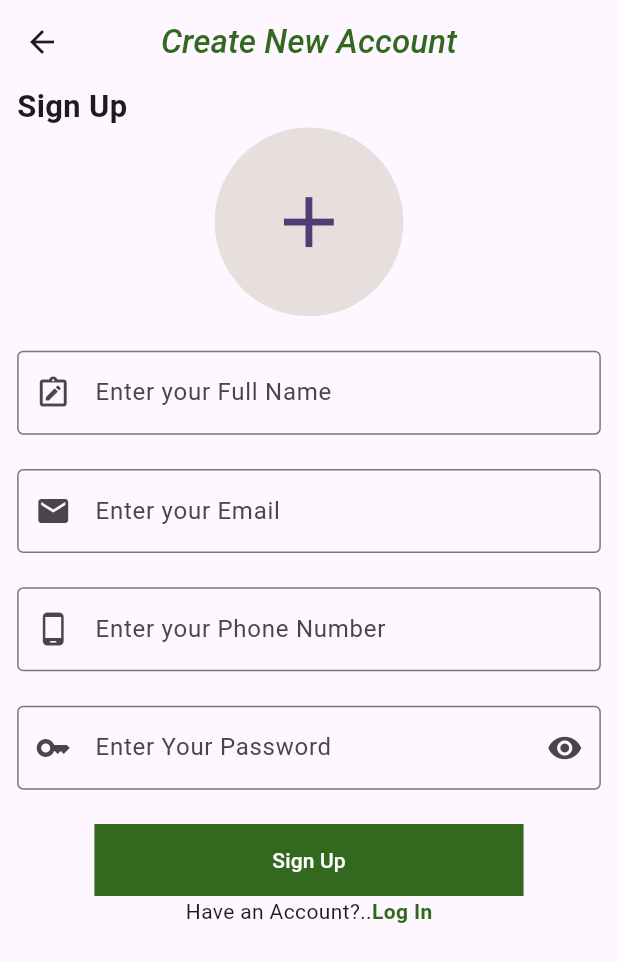
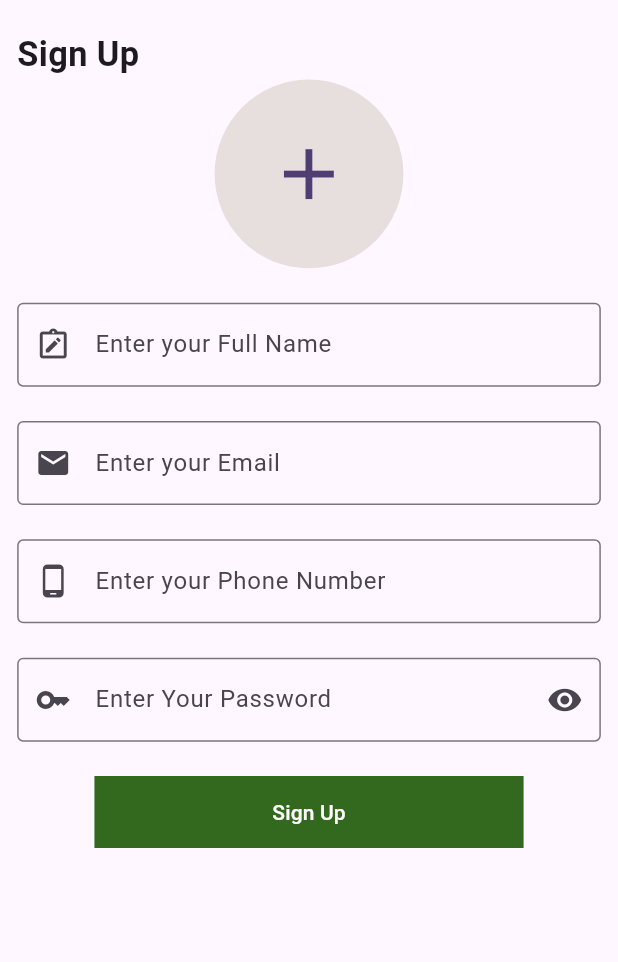
Before and after one commit to KhalidEl-MariAa/Makanak_Client, a Flutter app: the RegisterView widget shown alone on an empty page, opened directly, on a phone screen of 412 x 824 dp. Shown: the top 962 px of the screen. Run offline on Flutter 3.47's test engine with Material 3 defaults, Android fonts, the phone set to English and light mode, and no system bars; our stand-ins replace awesome_dialog, cached_network_image, carousel_slider, flutter_screenutil, image_picker, introduction_screen; missing offline and left inert: flutter_email_sender.

Commit message:
change reg screen and sign screen to views of auth nav bar

```diff
--- a/lib/features/register_screen/presentation/register.dart
+++ b/lib/features/register_screen/presentation/register.dart
@@ -1,33 +1,21 @@
-import 'package:client_pro/core/reusable.dart';
 import 'package:client_pro/features/register_screen/presentation/widgets/reg_as_client.dart';
 import 'package:flutter/material.dart';
 import 'package:flutter_screenutil/flutter_screenutil.dart';
 
-class RegisterView extends StatefulWidget {
+class RegisterView extends StatelessWidget {
   const RegisterView({super.key});
 
   @override
-  State<RegisterView> createState() => _RegisterViewState();
-}
+  Widget build(BuildContext context) {
+    return
 
-class _RegisterViewState extends State<RegisterView> {
-
-bool isSeen=false;
-
-
-  @override
-  Widget build(BuildContext context) {
-    return Scaffold(
-      appBar: AppBar(
-        title: Text('Create New Account',style: Reusable.titleStyle,),
-        centerTitle: true,),
-        body: Padding(
+         Padding(
           padding:  EdgeInsets.symmetric(horizontal: 10.sp),
           child: const SingleChildScrollView(
             child:RegisterAsClient()
 
           ),
-        ),
+        )
 
          //BottomNavigationBar(
         //   onTap: (value) {
@@ -47,6 +35,6 @@ bool isSeen=false;
         //     icon: Icon(Icons.person_2,size: currentindex==0?30.sp:20.sp,),label: 'Sign Up as Client'),
         //   BottomNavigationBarItem(icon: Icon(Icons.business,size: currentindex==1?30.sp:20.sp,),label: 'Sign Up as Company')
         // ]),
-    );
+    ;
   }
 }
--- a/lib/features/register_screen/presentation/widgets/reg_as_client.dart
+++ b/lib/features/register_screen/presentation/widgets/reg_as_client.dart
@@ -1,7 +1,6 @@
 import 'package:client_pro/core/reusable.dart';
 import 'package:client_pro/features/register_screen/presentation/widgets/addImage/add_Image_as_client.dart';
 import 'package:client_pro/features/register_screen/presentation/widgets/custom_text_field.dart';
-import 'package:client_pro/features/sign_in_screen/presentation/sign_in.dart';
 import 'package:flutter/material.dart';
 import 'package:flutter_screenutil/flutter_screenutil.dart';
 
@@ -24,9 +23,10 @@ class _RegisterAsClientState extends State<RegisterAsClient> {
       child: Column(
               mainAxisAlignment: MainAxisAlignment.center,
               children: [
+                const SizedBox(height: 20,),
                 Align(
                   alignment: FractionalOffset.topLeft,
-                  child: Text('Sign Up',style: TextStyle(fontSize: 18.sp,fontWeight: FontWeight.bold),)),
+                  child: Text('Sign Up',style: TextStyle(fontSize: 20.sp,fontWeight: FontWeight.bold),)),
               const AddImageViewAsClient(),
               SizedBox(height: 20.sp,),
               CustomTextField(
@@ -104,17 +104,6 @@ class _RegisterAsClientState extends State<RegisterAsClient> {
                    child: const Text('Sign Up',style: TextStyle(color: Colors.white),))
                 ),
 
-                GestureDetector(
-                  onTap: () {
-                    Navigator.push(context, MaterialPageRoute(builder: (context) =>const SignInVieww(),));
-                  },
-                  child: Text.rich(
-                    TextSpan(text: 'Have an Account?..',
-                    children:[
-                      TextSpan(
-                        text: 'Log In',style: TextStyle(fontWeight:FontWeight.bold,color: Reusable.reuseColor))] )
-                  ),
-                )
 
               ],
             ),
--- a/lib/features/welcomeScreen/presentation/view/welcome_Screen_view.dart
+++ b/lib/features/welcomeScreen/presentation/view/welcome_Screen_view.dart
@@ -1,6 +1,7 @@
 
 import 'package:client_pro/core/reusable.dart';
-import 'package:client_pro/features/register_screen/presentation/register.dart';
+import 'package:client_pro/features/AuthneticationScreen/presentation/view/auth_screen.dart';
+
 
 import 'package:flutter/material.dart';
 import 'package:flutter_screenutil/flutter_screenutil.dart';
@@ -67,7 +68,7 @@ class _WelcomeScreenState extends State<WelcomeScreen> {
           },
           done: ElevatedButton(
             onPressed: (){
-              Navigator.push(context, MaterialPageRoute(builder: (context) => const RegisterView(),));
+              Navigator.push(context, MaterialPageRoute(builder: (context) => const AuthScreen(),));
             },
             style: ElevatedButton.styleFrom(
               backgroundColor: Reusable.reuseColor,
```
Also changed, not shown: lib/features/sign_in_screen/presentation/sign_in.dart (+5 -16 lines), lib/features/sign_in_screen/presentation/widgets/sign_in_as_client.dart (+0 -14 lines).
